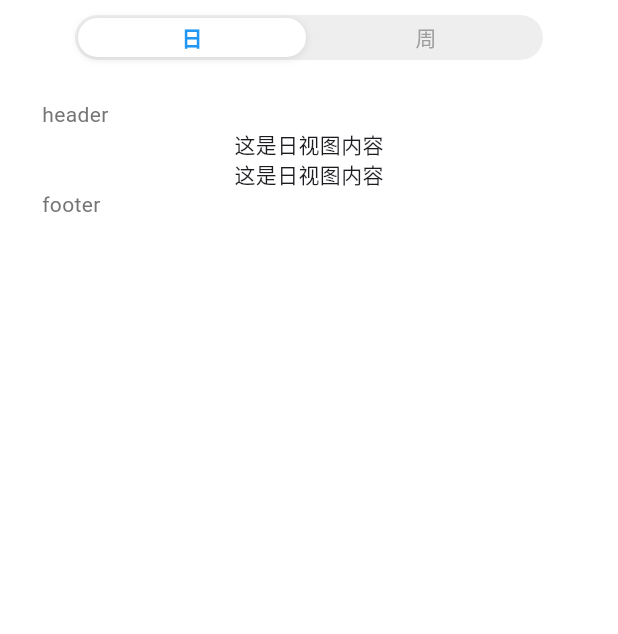
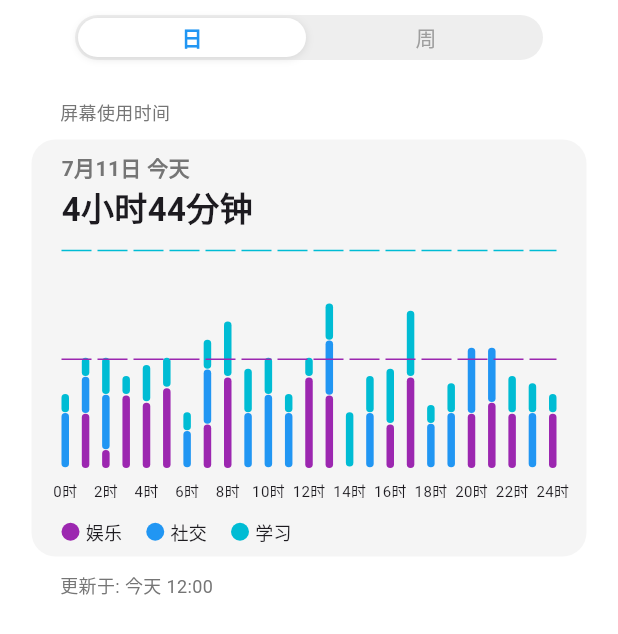
Before and after one commit to cnxianyi/time_monitor_mobile, a Flutter app: the screen it shows after launch, on a phone screen of 412 x 824 dp. Shown: the top 634 px of the screen. Run offline on Flutter 3.47's test engine with Material 3 defaults, Android fonts, the light colour scheme and no system bars; drawn by our look-alikes of fl_chart.

Commit message:
屏幕使用时间

```diff
--- a/lib/components/bodyView.dart
+++ b/lib/components/body_view.dart
@@ -20,31 +20,35 @@ class BodyView extends StatelessWidget {
           children: [
             // 为 header 添加 Padding 和自定义样式
             Padding(
-              padding: const EdgeInsets.only(left: 12.0), // 左侧 padding 5
+              padding: const EdgeInsets.only(left: 24.0), // 左侧 padding 5
               child: Text(
                 header,
                 style: TextStyle(
-                  fontSize: Theme.of(
-                    context,
-                  ).textTheme.bodyMedium?.fontSize, // 字体小一号
+                  fontSize: 12,
                   color: Colors.grey[600], // 灰色
                 ),
               ),
             ),
           ],
         ),
-        Column(children: [...children]),
+        Container(
+          decoration: BoxDecoration(
+            color: Colors.grey[100],
+            borderRadius: BorderRadius.circular(16),
+          ),
+          margin: const EdgeInsets.symmetric(vertical: 10, horizontal: 5),
+          padding: const EdgeInsets.all(8),
+          child: Column(children: [...children]),
+        ),
         Row(
           children: [
             // 为 header 添加 Padding 和自定义样式
             Padding(
-              padding: const EdgeInsets.only(left: 12.0), // 左侧 padding 5
+              padding: const EdgeInsets.only(left: 24.0), // 左侧 padding 5
               child: Text(
                 footer,
                 style: TextStyle(
-                  fontSize: Theme.of(
-                    context,
-                  ).textTheme.bodyMedium?.fontSize, // 字体小一号
+                  fontSize: 12,
                   color: Colors.grey[600], // 灰色
                 ),
               ),
--- /dev/null
+++ b/lib/components/chart/day_hour.dart
@@ -0,0 +1,272 @@
+import 'package:flutter/material.dart';
+import 'package:fl_chart/fl_chart.dart';
+
+// 创建颜色类
+class AppColors {
+  static const Color contentColorPurple = Colors.purple;
+  static const Color contentColorCyan = Colors.cyan;
+  static const Color contentColorBlue = Colors.blue;
+}
+
+// 创建图例组件
+class Legend {
+  final String name;
+  final Color color;
+
+  Legend(this.name, this.color);
+}
+
+class LegendsListWidget extends StatelessWidget {
+  final List<Legend> legends;
+
+  const LegendsListWidget({Key? key, required this.legends}) : super(key: key);
+
+  @override
+  Widget build(BuildContext context) {
+    return Wrap(
+      spacing: 16,
+      children: legends.map((legend) {
+        return Row(
+          mainAxisSize: MainAxisSize.min,
+          children: [
+            Container(
+              width: 12,
+              height: 12,
+              decoration: BoxDecoration(
+                shape: BoxShape.circle,
+                color: legend.color,
+              ),
+            ),
+            const SizedBox(width: 4),
+            Text(legend.name, style: const TextStyle(fontSize: 12)),
+          ],
+        );
+      }).toList(),
+    );
+  }
+}
+
+class BarChartSample6 extends StatelessWidget {
+  BarChartSample6({super.key});
+
+  final pilateColor = AppColors.contentColorPurple;
+  final cyclingColor = AppColors.contentColorCyan;
+  final quickWorkoutColor = AppColors.contentColorBlue;
+  final betweenSpace = 0.2;
+
+  BarChartGroupData generateGroupData(
+    int x,
+    double pilates,
+    double quickWorkout,
+    double cycling,
+  ) {
+    return BarChartGroupData(
+      x: x,
+      groupVertically: true,
+      barRods: [
+        BarChartRodData(fromY: 0, toY: pilates, color: pilateColor, width: 5),
+        BarChartRodData(
+          fromY: pilates + betweenSpace,
+          toY: pilates + betweenSpace + quickWorkout,
+          color: quickWorkoutColor,
+          width: 5,
+        ),
+        BarChartRodData(
+          fromY: pilates + betweenSpace + quickWorkout + betweenSpace,
+          toY: pilates + betweenSpace + quickWorkout + betweenSpace + cycling,
+          color: cyclingColor,
+          width: 5,
+        ),
+      ],
+    );
+  }
+
+  Widget bottomTitles(double value, TitleMeta meta) {
+    const style = TextStyle(fontSize: 10);
+    String text;
+    switch (value.toInt()) {
+      case 0:
+        text = '0时';
+        break;
+      case 1:
+        text = '';
+        break;
+      case 2:
+        text = '2时';
+        break;
+      case 3:
+        text = '';
+        break;
+      case 4:
+        text = '4时';
+        break;
+      case 5:
+        text = '';
+        break;
+      case 6:
+        text = '6时';
+        break;
+      case 7:
+        text = '';
+        break;
+      case 8:
+        text = '8时';
+        break;
+      case 9:
+        text = '';
+        break;
+      case 10:
+        text = '10时';
+        break;
+      case 11:
+        text = '';
+        break;
+      case 12:
+        text = '12时';
+        break;
+      case 13:
+        text = '';
+        break;
+      case 14:
+        text = '14时';
+        break;
+      case 15:
+        text = '';
+        break;
+      case 16:
+        text = '16时';
+        break;
+      case 17:
+        text = '';
+        break;
+      case 18:
+        text = '18时';
+        break;
+      case 19:
+        text = '';
+        break;
+      case 20:
+        text = '20时';
+        break;
+      case 21:
+        text = '';
+        break;
+      case 22:
+        text = '22时';
+        break;
+      case 23:
+        text = '';
+        break;
+      case 24:
+        text = '24时';
+        break;
+      default:
+        text = '';
+    }
+    return SideTitleWidget(
+      meta: meta,
+      child: Text(text, style: style),
+    );
+  }
+
+  @override
+  Widget build(BuildContext context) {
+    return Padding(
+      padding: const EdgeInsets.only(top: 0, left: 12, right: 12, bottom: 0),
+      child: Column(
+        mainAxisSize: MainAxisSize.min,
+        crossAxisAlignment: CrossAxisAlignment.start,
+        children: [
+          Text(
+            '7月11日 今天',
+            style: TextStyle(
+              fontSize: 14,
+              fontWeight: FontWeight.bold,
+              color: Colors.grey[600],
+            ),
+          ),
+          Text(
+            '4小时44分钟',
+            style: TextStyle(fontSize: 22, fontWeight: FontWeight.bold),
+          ),
+          const SizedBox(height: 12),
+          AspectRatio(
+            aspectRatio: 2,
+            child: BarChart(
+              BarChartData(
+                alignment: BarChartAlignment.spaceBetween,
+                titlesData: FlTitlesData(
+                  leftTitles: const AxisTitles(),
+                  rightTitles: const AxisTitles(),
+                  topTitles: const AxisTitles(),
+                  bottomTitles: AxisTitles(
+                    sideTitles: SideTitles(
+                      showTitles: true,
+                      getTitlesWidget: bottomTitles,
+                      reservedSize: 20,
+                    ),
+                  ),
+                ),
+                barTouchData: const BarTouchData(enabled: false),
+                borderData: FlBorderData(show: false),
+                gridData: const FlGridData(show: false),
+                barGroups: [
+                  generateGroupData(0, 0, 15, 5),
+                  generateGroupData(1, 15, 10, 5),
+                  generateGroupData(2, 5, 15, 10),
+                  generateGroupData(3, 20, 0, 5),
+                  generateGroupData(4, 18, 0, 10),
+                  generateGroupData(5, 22, 0, 8),
+                  generateGroupData(6, 0, 10, 5),
+                  generateGroupData(7, 12, 15, 8),
+                  generateGroupData(8, 25, 0, 15),
+                  generateGroupData(9, 0, 15, 12),
+                  generateGroupData(10, 0, 20, 10),
+                  generateGroupData(11, 0, 15, 5),
+                  generateGroupData(12, 25, 0, 5),
+                  generateGroupData(13, 20, 15, 10),
+                  generateGroupData(14, 0, 0, 15),
+                  generateGroupData(15, 0, 15, 10),
+                  generateGroupData(16, 12, 0, 15),
+                  generateGroupData(17, 25, 0, 18),
+                  generateGroupData(18, 0, 12, 5),
+                  generateGroupData(19, 0, 15, 8),
+                  generateGroupData(20, 15, 18, 0),
+                  generateGroupData(21, 18, 15, 0),
+                  generateGroupData(22, 15, 0, 10),
+                  generateGroupData(23, 0, 15, 8),
+                  generateGroupData(24, 15, 0, 5),
+                ],
+                maxY: 60,
+                extraLinesData: ExtraLinesData(
+                  horizontalLines: [
+                    HorizontalLine(
+                      y: 30,
+                      color: pilateColor,
+                      strokeWidth: 1,
+                      dashArray: [20, 4],
+                    ),
+                    HorizontalLine(
+                      y: 60,
+                      color: cyclingColor,
+                      strokeWidth: 1,
+                      dashArray: [20, 4],
+                    ),
+                  ],
+                ),
+              ),
+            ),
+          ),
+          const SizedBox(height: 14),
+          LegendsListWidget(
+            legends: [
+              Legend('娱乐', pilateColor),
+              Legend('社交', quickWorkoutColor),
+              Legend('学习', cyclingColor),
+            ],
+          ),
+        ],
+      ),
+    );
+  }
+}
--- a/lib/pages/day_view.dart
+++ b/lib/pages/day_view.dart
@@ -1,5 +1,6 @@
 import 'package:flutter/material.dart';
-import 'package:time_monitor_mobile/components/bodyView.dart';
+import 'package:time_monitor_mobile/components/body_view.dart';
+import 'package:time_monitor_mobile/components/chart/day_hour.dart';
 
 class DayView extends StatelessWidget {
   final String title;
@@ -13,11 +14,11 @@ class DayView extends StatelessWidget {
       padding: const EdgeInsets.all(16.0), // 添加所有方向 16 像素的内边距
       child: Column(
         // Column 的其他属性，如 mainAxisAlignment, crossAxisAlignment 等
-        children: const [
+        children: [
           BodyView(
-            header: 'header',
-            footer: 'footer',
-            children: [Text('这是日视图内容'), Text('这是日视图内容')],
+            header: '屏幕使用时间',
+            footer: '更新于: 今天 12:00',
+            children: [BarChartSample6()],
           ),
         ],
       ),
--- a/pubspec.yaml
+++ b/pubspec.yaml
@@ -30,7 +30,7 @@ environment:
 dependencies:
   flutter:
     sdk: flutter
-
+  fl_chart: ^1.0.0
   # The following adds the Cupertino Icons font to your application.
   # Use with the CupertinoIcons class for iOS style icons.
   cupertino_icons: ^1.0.8
```
Also changed, not shown: pubspec.lock.
